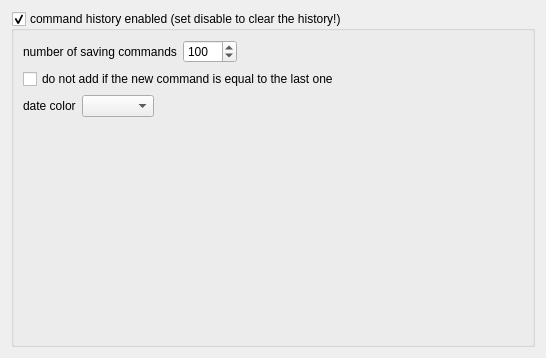
Qt form Qitom/ui/widgetPropConsoleLastCommand.ui (itom-project/itom) before a commit.
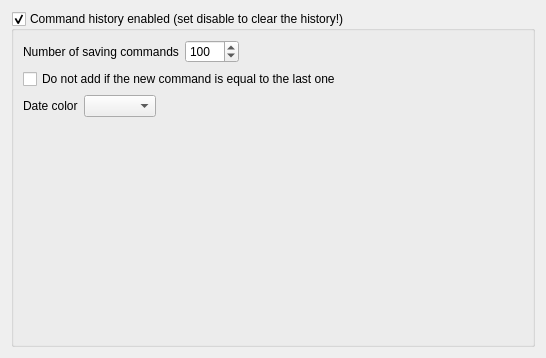
The same form after that commit.

```diff
--- a/Qitom/ui/widgetPropConsoleLastCommand.ui
+++ b/Qitom/ui/widgetPropConsoleLastCommand.ui
@@ -17,7 +17,7 @@
    <item>
     <widget class="QGroupBox" name="groupLastCommand">
      <property name="title">
-      <string>command history enabled (set disable to clear the history!)</string>
+      <string>Command history enabled (set disable to clear the history!)</string>
      </property>
      <property name="checkable">
       <bool>true</bool>
@@ -28,7 +28,7 @@
         <item>
          <widget class="QLabel" name="label">
           <property name="text">
-           <string>number of saving commands</string>
+           <string>Number of saving commands</string>
           </property>
          </widget>
         </item>
@@ -63,7 +63,7 @@
       <item>
        <widget class="QCheckBox" name="checkHideDoubleCommand">
         <property name="text">
-         <string>do not add if the new command is equal to the last one</string>
+         <string>Do not add if the new command is equal to the last one</string>
         </property>
        </widget>
       </item>
@@ -72,7 +72,7 @@
         <item>
          <widget class="QLabel" name="label_2">
           <property name="text">
-           <string>date color</string>
+           <string>Date color</string>
           </property>
          </widget>
         </item>
```
